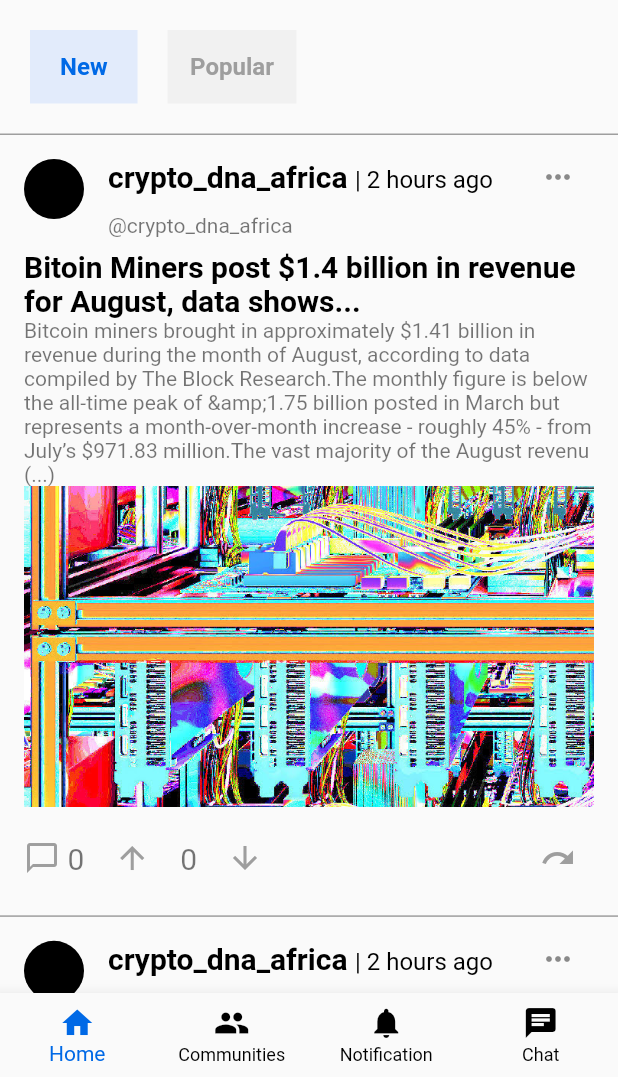
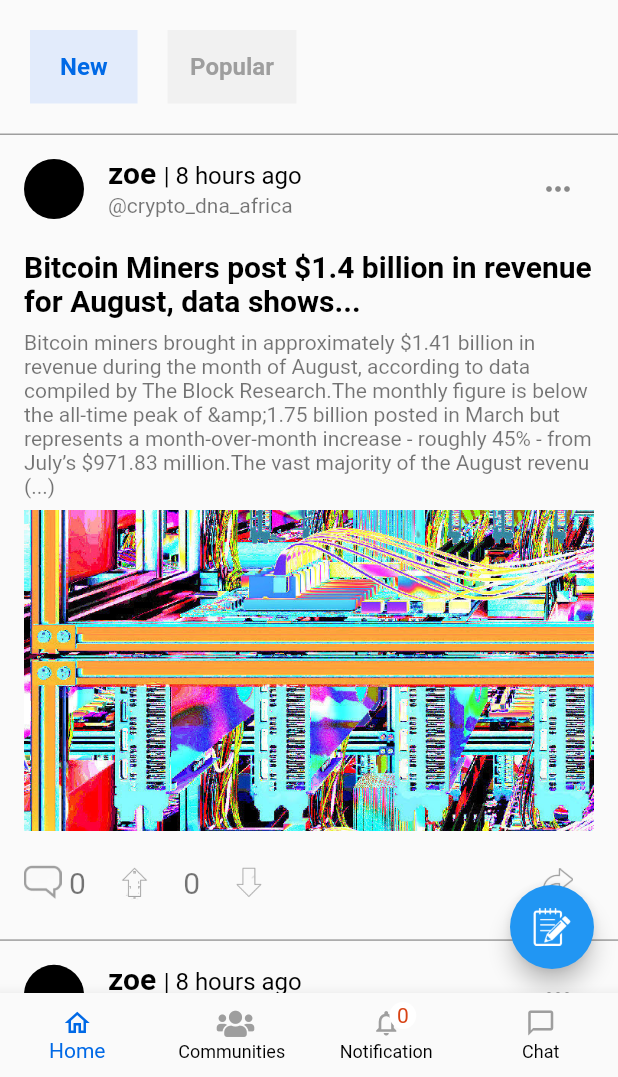
Before and after one commit to Destiny-Ed/Convre-app, a Flutter app: the MainActivity screen opened directly, on a phone screen of 412 x 824 dp, the part 159-1236 px from its top. Run offline on Flutter 3.47's test engine with Material 2 defaults, Android fonts, the phone set to English and light mode, and no system bars; drawn by our look-alikes of badges, marquee; our stand-ins replace flutter_svg, font_awesome_flutter, webview_flutter.

```diff
--- a/lib/Screens/BottomNavPages/chat.dart
+++ b/lib/Screens/BottomNavPages/chat.dart
@@ -10,6 +10,8 @@ class ChatPage extends StatefulWidget {
 class _ChatPageState extends State<ChatPage> {
   @override
   Widget build(BuildContext context) {
-    return Container();
+    return Center(
+      child: Text("Chat page"),
+    );
   }
 }
--- a/lib/Screens/BottomNavPages/communities.dart
+++ b/lib/Screens/BottomNavPages/communities.dart
@@ -10,6 +10,8 @@ class CommunityPage extends StatefulWidget {
 class _CommunityPageState extends State<CommunityPage> {
   @override
   Widget build(BuildContext context) {
-    return Container();
+    return Center(
+      child: Text("Community page"),
+    );
   }
 }
--- a/lib/Screens/BottomNavPages/home.dart
+++ b/lib/Screens/BottomNavPages/home.dart
@@ -1,5 +1,6 @@
 import 'package:convre/Constant/colors.dart';
 import 'package:flutter/material.dart';
+import 'package:font_awesome_flutter/font_awesome_flutter.dart';
 import 'package:marquee/marquee.dart';
 
 class HomePage extends StatefulWidget {
@@ -81,15 +82,19 @@ class _HomePageState extends State<HomePage> {
                   ...List.generate(10, (index) {
                     return ContentView();
                   }),
+
+                  const SizedBox(height : 150),
                 ],
               ),
             ),
           )
         ],
       ),
+      floatingActionButton: FloatingActionButton(onPressed: (){}, child: Image.asset("assets/edit.png", width: 25, color: white,),),
     );
   }
 
+  ///
   Widget ContentView() {
     return Container(
       decoration: BoxDecoration(
@@ -104,39 +109,44 @@ class _HomePageState extends State<HomePage> {
             title: Row(
               mainAxisAlignment: MainAxisAlignment.spaceBetween,
               children: [
-                Text.rich(TextSpan(children: [
+                Expanded(
+                  child: Text.rich(TextSpan(children: [
                     TextSpan(
-                      text: "crypto_dna_africa ",
+                        text: "zoe ",
                         style: TextStyle(
                             color: black,
                             fontSize: 20,
                             fontWeight: FontWeight.bold)),
                     TextSpan(
-                      text: "| 2 hours ago",
+                        text: "| 8 hours ago",
                         style: TextStyle(
                           color: black,
                           fontSize: 16,
                         ))
                   ])),
-                IconButton(
+                ),
+
+              ],
+            ),
+            trailing:  IconButton(
                 onPressed: () {
                   print("hello");
                 },
-                    icon: Icon(Icons.more_horiz))
-              ],
-            ),
+                icon: Icon(Icons.more_horiz)),
             subtitle: Text("@crypto_dna_africa"),
             // trailing: ,
           ),
           ListTile(
             title: Text(
-                "Bitoin Miners post \$1.4 billion in revenue for August, data shows...",
+                "Bitcoin Miners post \$1.4 billion in revenue for August, data shows...",
                 style: TextStyle(
                     color: black, fontSize: 20, fontWeight: FontWeight.bold)),
             subtitle: Column(
               children: [
+                const SizedBox(height : 8),
                 Text(
                     "Bitcoin miners brought in approximately \$1.41 billion in revenue during the month of August, according to data compiled by The Block Research.The monthly figure is below the all-time peak of &amp;1.75 billion posted in March but represents a month-over-month increase - roughly 45% - from July’s \$971.83 million.The vast majority of the August revenu (...)"),
+                const SizedBox(height : 8),
                 Image.asset("assets/image.jpeg"),
 
                 Container(
@@ -146,14 +156,14 @@ class _HomePageState extends State<HomePage> {
                     children: [
                       Row(
                         children: [
-                          Icon(Icons.chat_bubble_outline,color: grey,),
+                          Image.asset("assets/chat.png", width: 25,color: grey,),
                           Text(" 0",style: TextStyle(fontSize: 20),)
                         ],
                       ),
                       const SizedBox(width: 20,),
                       Row(
                         children: [
-                          Icon(Icons.arrow_upward,color: grey,),
+                          Image.asset("assets/arrow_up.png", width: 25,color: grey,),
                           const SizedBox(width: 20,),
 
                           Text("0",style: TextStyle(fontSize: 20),)
@@ -163,14 +173,14 @@ class _HomePageState extends State<HomePage> {
                       const SizedBox(width: 20,),
                       Row(
                         children: [
-                          Icon(Icons.arrow_downward,color: grey,),
+                          Image.asset("assets/arrow_down.png", width: 25,color: grey,),
                           // Text(" 0",style: TextStyle(fontSize: 20),)
                         ],
                       ),
 
                       Expanded(child: Container(
                         alignment: Alignment.centerRight,
-                          child: IconButton(onPressed: (){}, icon: Icon(Icons.redo, color: grey,))))
+                          child: IconButton(onPressed: (){}, icon: Image.asset("assets/share.png", width: 20,color: grey,))))
                     ],
                   ),
                 )
--- a/lib/Screens/BottomNavPages/notification.dart
+++ b/lib/Screens/BottomNavPages/notification.dart
@@ -11,6 +11,8 @@ class NotificationPage extends StatefulWidget {
 class _NotificationPageState extends State<NotificationPage> {
   @override
   Widget build(BuildContext context) {
-    return Container();
+    return Center(
+      child: Text("Notification page"),
+    );
   }
 }
--- a/lib/Screens/main_activity.dart
+++ b/lib/Screens/main_activity.dart
@@ -1,9 +1,11 @@
+import 'package:badges/badges.dart';
 import 'package:convre/Constant/colors.dart';
 import 'package:convre/Screens/BottomNavPages/communities.dart';
 import 'package:convre/Screens/BottomNavPages/home.dart';
 import 'package:convre/Screens/BottomNavPages/notification.dart';
 import 'package:flutter/material.dart';
 import 'package:flutter_svg/flutter_svg.dart';
+import 'package:font_awesome_flutter/font_awesome_flutter.dart';
 
 import 'BottomNavPages/chat.dart';
 
@@ -47,15 +49,21 @@ class _MainActivityState extends State<MainActivity> {
   ///BottomNavigation Items
   List<BottomNavigationBarItem> _bottomItems() {
     final List<BottomNavigationBarItem> items = <BottomNavigationBarItem>[
-      BottomNavigationBarItem(icon: Icon(Icons.home), label: "Home"),
+      BottomNavigationBarItem(icon: Icon(Icons.home_outlined, size: 20), label: "Home"),
       BottomNavigationBarItem(
           icon: Icon(
-            Icons.group,
+            FontAwesomeIcons.users,
+            size: 20,
+            color: grey,
           ),
           label: "Communities"),
       BottomNavigationBarItem(
-          icon: Icon(Icons.notifications), label: "Notification"),
-      BottomNavigationBarItem(icon: Icon(Icons.chat), label: "Chat"),
+          icon: Badge(
+            badgeContent: Text("0", style: TextStyle(color : orange),),
+              elevation: 0,
+              badgeColor: white,
+              child: Icon(Icons.notifications_outlined, color: grey,size : 20)), label: "Notification"),
+      BottomNavigationBarItem(icon: Icon(Icons.chat_bubble_outline, color : grey, size : 20), label: "Chat"),
     ];
 
     return items;
--- a/pubspec.yaml
+++ b/pubspec.yaml
@@ -32,6 +32,7 @@ dependencies:
   flutter_svg: ^0.22.0
   marquee: ^2.2.0
   font_awesome_flutter: ^9.1.0
+  badges: ^2.0.1
 
 dev_dependencies:
   flutter_test:
```
Also changed, not shown: assets/arrow_down.png (added), assets/arrow_up.png (added), assets/chat.png (added), assets/edit.png (added), assets/screen_five.png (added), assets/share.png (added), pubspec.lock, 1 other file. Lines whose indentation alone changed are shown as unchanged.
